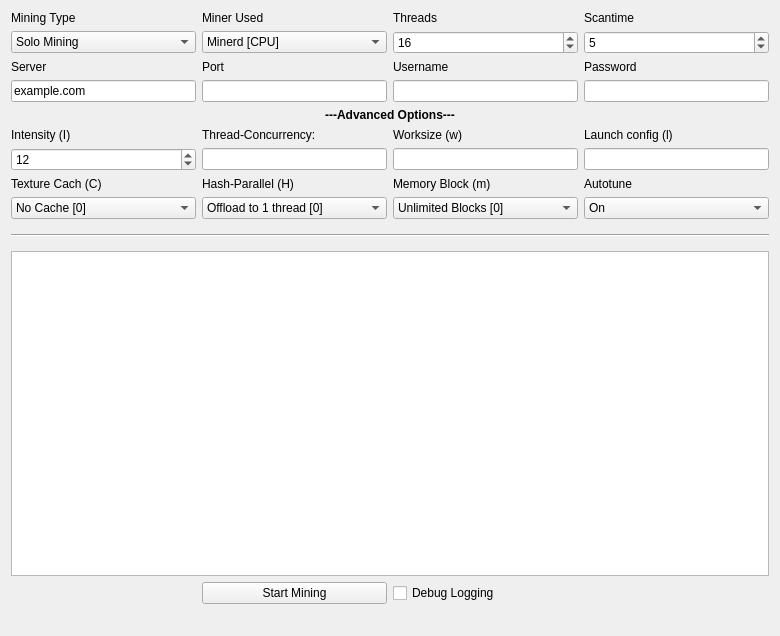
Above: src/qt/forms/miningpage.ui from plusevcoin/plusevcoin before the change. Below: the same form after it.
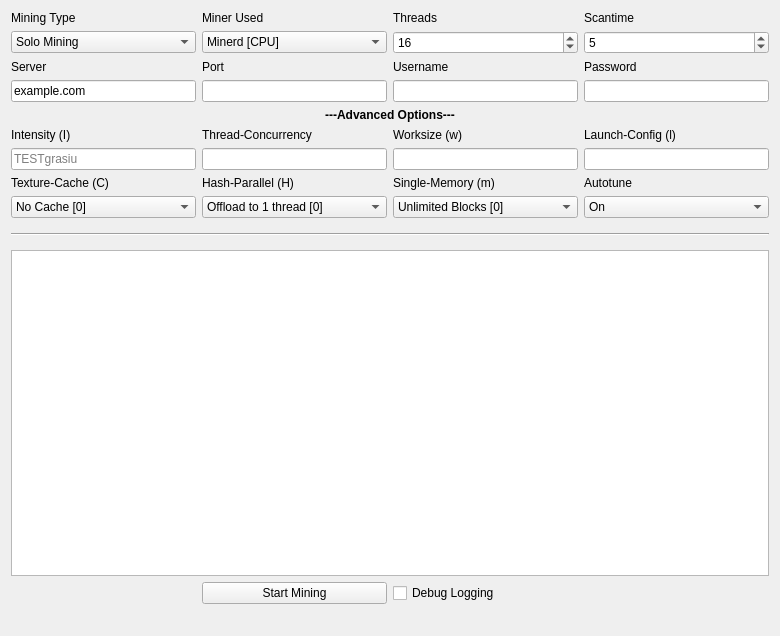
That is the form after the change.

Commit message: More button magic 2

```diff
--- a/src/qt/forms/miningpage.ui
+++ b/src/qt/forms/miningpage.ui
@@ -141,7 +141,7 @@
    <item row="13" column="4">
     <widget class="QLabel" name="kernelLabel">
      <property name="text">
-      <string>Launch config (l)</string>
+      <string>Launch-Config (l)</string>
      </property>
     </widget>
    </item>
@@ -151,7 +151,7 @@
    <item row="15" column="1">
     <widget class="QLabel" name="cacheLabel">
      <property name="text">
-      <string>Texture Cach (C)</string>
+      <string>Texture-Cache (C)</string>
      </property>
     </widget>
    </item>
@@ -362,21 +362,15 @@
     </widget>
    </item>
    <item row="14" column="1">
-    <widget class="QSpinBox" name="intensityBox">
+    <widget class="QLineEdit" name="intensityBox">
      <property name="enabled">
       <bool>true</bool>
      </property>
-     <property name="minimum">
-      <number>-1</number>
+     <property name="Text">
+      <string />
      </property>
-     <property name="maximum">
-      <number>99</number>
-     </property>
-     <property name="singleStep">
-      <number>1</number>
-     </property>
-     <property name="value">
-      <number>12</number>
+     <property name="placeholderText">
+      <string>TESTgrasiu</string>
      </property>
     </widget>
    </item>
@@ -423,7 +417,7 @@
    <item row="13" column="2">
     <widget class="QLabel" name="concurrencyLabel">
      <property name="text">
-      <string>Thread-Concurrency:</string>
+      <string>Thread-Concurrency</string>
      </property>
     </widget>
    </item>
@@ -437,7 +431,7 @@
    <item row="15" column="3">
     <widget class="QLabel" name="memoryLabel">
      <property name="text">
-      <string>Memory Block (m)</string>
+      <string>Single-Memory (m)</string>
      </property>
     </widget>
    </item>
```
Left out of the diff: 6 changed lines with no effect on the pictures. The commit also changes 1 other file.
